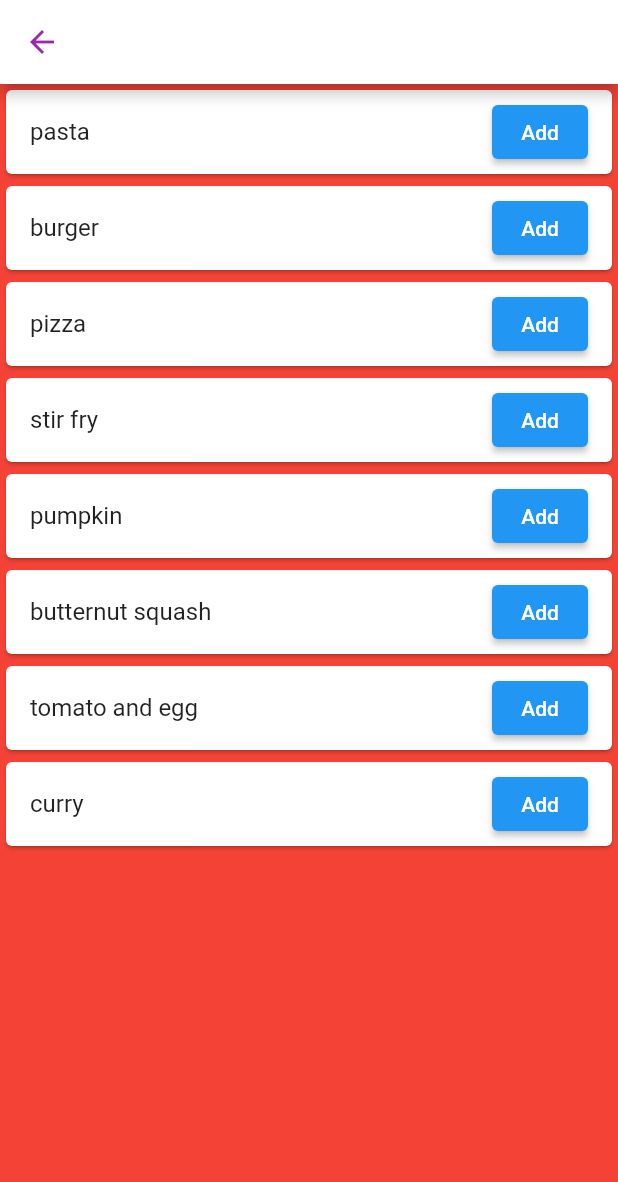
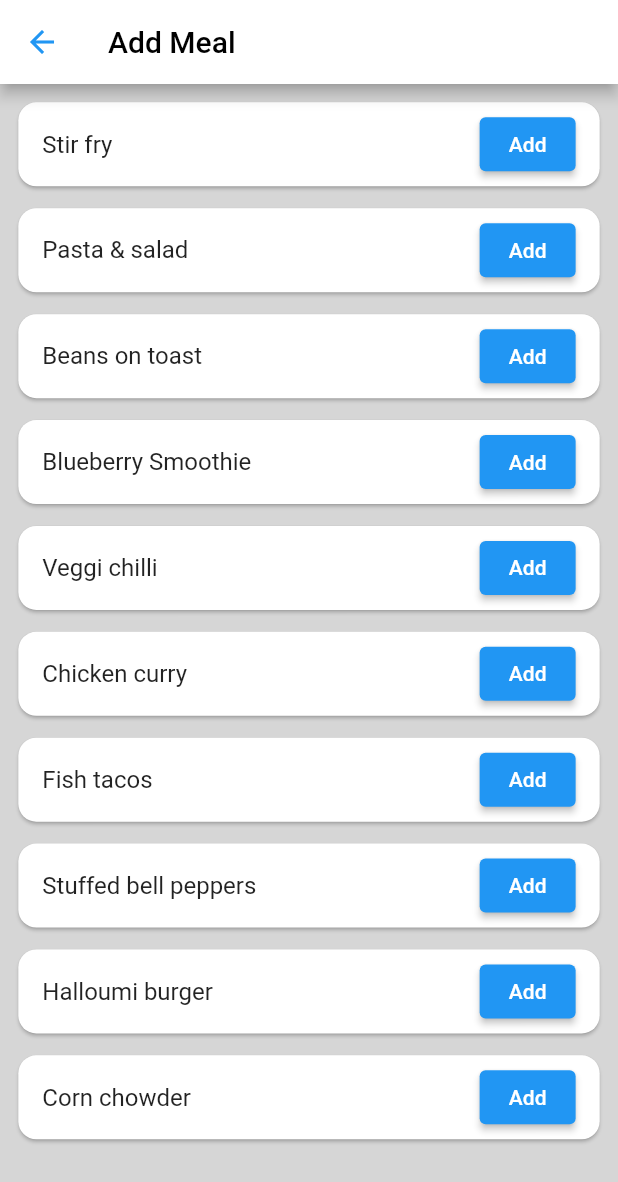
Before and after one commit to hungrymissilepod/meal_planner, a Flutter app: the screen it shows after launch, after a tap on "Add Meal", on a phone screen of 412 x 824 dp. Shown: the top 1182 px of the screen. Run offline on Flutter 3.47's test engine with Material 2 defaults, Android fonts, the phone set to English and light mode, and no system bars; our stand-ins replace bloc, equatable, flutter_bloc, jiffy.

Commit message:
Cleaned up UI and code

```diff
--- a/lib/cubit/planner_cubit.dart
+++ b/lib/cubit/planner_cubit.dart
@@ -81,9 +81,8 @@ class PlannerCubit extends Cubit<PlannerState> {
 
   /// Returns a list of DayPlan objects for this week
   List<DayPlan> getMealsForThisWeek(WeekPlan weekPlan) {
-    if (weekDays.isNotEmpty) { return weekDays; }
+    weekDays.clear();
 
-    print('getMealsForThisWeek');
     for (DayPlan day in weekPlan.days) {
       /// Parse this [day] object's date string to DateTime object
       DateTime dateTime = DateTime.parse(day.date);
@@ -99,6 +98,7 @@ class PlannerCubit extends Cubit<PlannerState> {
   /// Changes the current selectedDate
   changeSelectedDate(DateTime date) {
     selectedDate = Jiffy(date).format('yyyy-MM-dd');
+    selectedDateTime = DateTime.parse(selectedDate);
     emit(SelectedDateChanged());
   }
 }
--- a/lib/main.dart
+++ b/lib/main.dart
@@ -4,6 +4,9 @@ import 'package:flutter/material.dart';
 import 'package:flutter_bloc/flutter_bloc.dart';
 import 'package:mealplanner/cubit/planner_cubit.dart';
 import 'package:mealplanner/models/planner_repository.dart';
+
+/// Utilities
+import 'package:mealplanner/utilities/size_config.dart';
 
 /// Screens
 import 'package:mealplanner/screens/day_screen.dart';
@@ -35,10 +38,7 @@ class MyHomePage extends StatefulWidget {
 
 class _MyHomePageState extends State<MyHomePage> {
 
-  // TODO: clean up UI and make it look nicer
-  // TODO: ensure app scales correctly based on screensize. Maybe also make sure it scales in landscape mode
   // TODO: app does not need to save data. But try to ensure that state is consistent when changing dates. So if I add a meal to the 1st, then change date to the 2nd, I should still see the meal I added to the 1st in the WeekScreen
-  // TODO: set final data in JSON file and final meals in meal select screen
   // TODO: comment all code
 
   PageController _pageController;
@@ -70,6 +70,7 @@ class _MyHomePageState extends State<MyHomePage> {
 
   @override
   Widget build(BuildContext context) {
+    SizeConfig().init(context);
     return BlocConsumer<PlannerCubit, PlannerState>(
       builder: (context, state) {
         if (state is PlannerLoaded) {
--- a/lib/screens/meal_select_screen.dart
+++ b/lib/screens/meal_select_screen.dart
@@ -4,11 +4,14 @@ import 'package:flutter/material.dart';
 import 'package:flutter_bloc/flutter_bloc.dart';
 import 'package:mealplanner/cubit/planner_cubit.dart';
 
+/// Utilities
+import 'package:mealplanner/utilities/size_config.dart';
+
 class MealSelectScreen extends StatelessWidget {
   MealSelectScreen(this.date, { Key key }) : super(key: key);
   final String date;
 
-  final List<String> meals = ['pasta', 'burger', 'pizza', 'stir fry', 'pumpkin', 'butternut squash', 'tomato and egg', 'curry'];
+  final List<String> meals = ['Stir fry', 'Pasta & salad', 'Beans on toast', 'Blueberry Smoothie', 'Veggi chilli', 'Chicken curry', 'Fish tacos', 'Stuffed bell peppers', 'Halloumi burger', 'Corn chowder'];
 
   @override
   Widget build(BuildContext context) {
@@ -16,29 +19,27 @@ class MealSelectScreen extends StatelessWidget {
       builder: (context, state) {
         if (state is PlannerLoaded) {
           return Scaffold(
+            backgroundColor: Colors.grey[350],
             appBar: AppBar(
-              // TODO: set to correct colour
-              iconTheme: IconThemeData(color: Colors.purple),
+              title: Text('Add Meal', style: TextStyle(color: Colors.black)),
+              iconTheme: IconThemeData(color: Colors.blue),
               backgroundColor: Colors.white,
             ),
-            backgroundColor: Colors.red,
             body: SafeArea(
-              child: ListView.builder(
+              child: Padding(
+                padding: EdgeInsets.all(SizeConfig.blockSizeHorizontal * 2),
+                child: ListView.separated(
                   itemCount: meals.length,
                   itemBuilder: (context, index) {
-                  return Card(
-                    child: ListTile(
-                      title: Text(meals[index]),
-                      trailing: ElevatedButton(
-                        onPressed: () {
+                    return AddMealTile(meals[index], () {
                       BlocProvider.of<PlannerCubit>(context).addMealToDate(state.weekPlan, date, meals[index]);
                       Navigator.of(context).pop();
+                    });
                   },
-                        child: Text('Add'),
+                  separatorBuilder: (context, index) {
+                    return SizedBox(height: SizeConfig.blockSizeVertical * 0.8);
+                  },
                 ),
-                    ),
-                  );
-                }
               ),
             ),
           );
@@ -48,3 +49,24 @@ class MealSelectScreen extends StatelessWidget {
     );
   }
 }
+
+class AddMealTile extends StatelessWidget {
+  const AddMealTile(this.meal, this.callback, { Key key }) : super(key: key);
+
+  final String meal;
+  final Function callback;
+
+  @override
+  Widget build(BuildContext context) {
+    return Card(
+      shape: RoundedRectangleBorder(borderRadius: BorderRadius.circular(12)),
+      child: ListTile(
+        title: Text(meal),
+        trailing: ElevatedButton(
+          onPressed: callback,
+          child: Text('Add'),
+        ),
+      ),
+    );
+  }
+}
--- /dev/null
+++ b/lib/utilities/size_config.dart
@@ -0,0 +1,27 @@
+import 'package:flutter/widgets.dart';
+
+class SizeConfig {
+  static MediaQueryData _mediaQueryData;
+  static double screenWidth;
+  static double screenHeight;
+  static double blockSizeHorizontal;
+  static double blockSizeVertical;
+
+  static double _safeAreaHorizontal;
+  static double _safeAreaVertical;
+  static double safeBlockHorizontal;
+  static double safeBlockVertical;
+
+  void init(BuildContext context) {
+    _mediaQueryData = MediaQuery.of(context);
+    screenWidth = _mediaQueryData.size.width;
+    screenHeight = _mediaQueryData.size.height;
+    blockSizeHorizontal = screenWidth / 100;
+    blockSizeVertical = screenHeight / 100;
+
+    _safeAreaHorizontal = _mediaQueryData.padding.left + _mediaQueryData.padding.right;
+    _safeAreaVertical = _mediaQueryData.padding.top + _mediaQueryData.padding.bottom;
+    safeBlockHorizontal = (screenWidth - _safeAreaHorizontal) / 100;
+    safeBlockVertical = (screenHeight - _safeAreaVertical) / 100;
+  }
+}
--- a/lib/widgets/common_widgets.dart
+++ b/lib/widgets/common_widgets.dart
@@ -10,6 +10,7 @@ import 'package:mealplanner/models/planner_models.dart';
 
 /// Utilities
 import 'package:jiffy/jiffy.dart';
+import 'package:mealplanner/utilities/size_config.dart';
 
 /// Widgets
 import 'package:mealplanner/screens/meal_select_screen.dart';
@@ -24,28 +25,37 @@ class MealsForDay extends StatelessWidget {
   Widget build(BuildContext context) {
     String dateFormatted = Jiffy(dayPlan.date).format("do MMMM");
     return Padding(
-      padding: const EdgeInsets.all(8.0),
+      padding: EdgeInsets.all(SizeConfig.blockSizeHorizontal * 2),
       child: Card(
-        color: Colors.grey[400],
+        color: Colors.grey[350],
         child: Padding(
-          padding: const EdgeInsets.all(8.0),
+          padding: EdgeInsets.symmetric(vertical: SizeConfig.blockSizeVertical * 2, horizontal: SizeConfig.blockSizeHorizontal * 1.4),
           child: Column(
             children: [
-              Row(
-                mainAxisAlignment: MainAxisAlignment.spaceAround,
-                children: [
-                  Text(dateFormatted),
-                  AddMealButton(dayPlan.date),
-                ],
+              Padding(
+                padding: const EdgeInsets.symmetric(horizontal: 8.0),
+                child: Row(
+                  mainAxisAlignment: MainAxisAlignment.spaceBetween,
+                  children: [
+                    Text(dateFormatted, style: TextStyle(fontSize: 22)),
+                    AddMealButton(dayPlan.date),
+                  ],
+                ),
               ),
+              SizedBox(height: SizeConfig.blockSizeVertical * 2),
+              /// Show meals for this day
               dayPlan.meals.length > 0 ?
               ColumnBuilder(
                 itemCount: dayPlan.meals.length,
                 itemBuilder: (context, index) {
                   return MealTile(dayPlan.meals[index]);
                 },
-              ) : Text('No meals added...'),
-              // TODO: add padding to this text widget
+              ) :
+              /// If there are no meals, show this text instead
+              Text(
+                'No meals for this day.',
+                style: TextStyle(fontSize: 18),
+              ),
             ],
           ),
         ),
@@ -95,7 +105,7 @@ class MealTile extends StatelessWidget {
   @override
   Widget build(BuildContext context) {
     return Card(
-      shape: RoundedRectangleBorder(borderRadius: BorderRadius.circular(10)),
+      shape: RoundedRectangleBorder(borderRadius: BorderRadius.circular(12)),
       child: ListTile(
         title: Text(label),
       ),
@@ -107,34 +117,20 @@ class ChangeDateButton extends StatelessWidget {
   ChangeDateButton({ Key key }) : super(key: key);
 
   _showDatePicker(BuildContext context) async {
-
-    /// Get current selectedDate from PlannerCubit
-    final DateTime selectedDate = DateTime.parse(BlocProvider.of<PlannerCubit>(context).selectedDate);
-
-    /// Get the first and last days of the current week (Monday - Sunday).
-    /// Code to get the first and last days of the week was found on Stackoverflow:
-    /// https://stackoverflow.com/questions/58287278/how-to-get-start-of-or-end-of-week-in-dart/58287666
-
-    /// Get the first day of this week
-    final DateTime firstDate = getDate(selectedDate.subtract(Duration(days: selectedDate.weekday-1)));
-
-    /// Get the last day of this week
-    final DateTime lastDate = getDate(selectedDate.add(Duration(days: DateTime.daysPerWeek - selectedDate.weekday)));
+    PlannerCubit plannerCubit = BlocProvider.of<PlannerCubit>(context);
 
     /// Show date picker and only allow user to select a day from today to the end of the week
     final DateTime newSelectedDate = await showDatePicker(
       context: context,
-      initialDate: selectedDate,
-      firstDate: firstDate,
-      lastDate: lastDate);
+      initialDate: plannerCubit.selectedDateTime,
+      firstDate: plannerCubit.firstDate,
+      lastDate: plannerCubit.lastDate);
 
     /// Ensure the new selected date is not null and does not match the current selected date
-    if (newSelectedDate != null && newSelectedDate != selectedDate) {
+    if (newSelectedDate != null && newSelectedDate != plannerCubit.selectedDateTime) {
       BlocProvider.of<PlannerCubit>(context).changeSelectedDate(newSelectedDate);
     }
   }
-
-  DateTime getDate(DateTime d) => DateTime(d.year, d.month, d.day);
 
   @override
   Widget build(BuildContext context) {
@@ -171,11 +167,14 @@ class CustomButton extends StatelessWidget {
   @override
   Widget build(BuildContext context) {
     return ElevatedButton(
-      child: Text(label),
+      child: Text(
+        label,
+        style: TextStyle(fontSize: 16),
+      ),
       onPressed: onTap,
       style: ElevatedButton.styleFrom(
         shape: RoundedRectangleBorder(
-          borderRadius: BorderRadius.circular(20.0),
+          borderRadius: BorderRadius.circular(25.0),
         ),
       ),
     );
```
Also changed, not shown: configs/meals.json (+62 -21 lines). Lines whose indentation alone changed are shown as unchanged.
